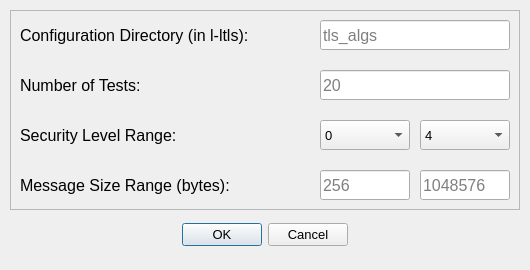
Old version of the form tools/ui/profile.ui in the repository CarrascoII/thesis-research.
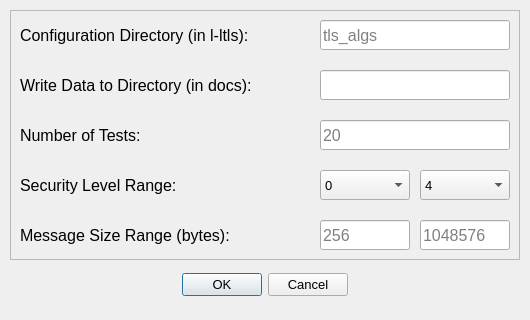
New version of the form.

The edit to the form file:
```diff
--- a/tools/ui/profile.ui
+++ b/tools/ui/profile.ui
@@ -7,7 +7,7 @@
     <x>0</x>
     <y>0</y>
     <width>530</width>
-    <height>270</height>
+    <height>320</height>
    </rect>
   </property>
   <property name="windowTitle">
@@ -17,7 +17,7 @@
    <property name="geometry">
     <rect>
      <x>115</x>
-     <y>210</y>
+     <y>260</y>
      <width>300</width>
      <height>50</height>
     </rect>
@@ -40,7 +40,7 @@
      <x>10</x>
      <y>10</y>
      <width>510</width>
-     <height>200</height>
+     <height>250</height>
     </rect>
    </property>
    <property name="font">
@@ -95,7 +95,7 @@
     <property name="geometry">
      <rect>
       <x>10</x>
-      <y>160</y>
+      <y>210</y>
       <width>260</width>
       <height>30</height>
      </rect>
@@ -113,7 +113,7 @@
     <property name="geometry">
      <rect>
       <x>310</x>
-      <y>160</y>
+      <y>210</y>
       <width>90</width>
       <height>30</height>
      </rect>
@@ -132,7 +132,7 @@
     <property name="geometry">
      <rect>
       <x>410</x>
-      <y>160</y>
+      <y>210</y>
       <width>90</width>
       <height>30</height>
      </rect>
@@ -151,7 +151,7 @@
     <property name="geometry">
      <rect>
       <x>10</x>
-      <y>110</y>
+      <y>160</y>
       <width>200</width>
       <height>30</height>
      </rect>
@@ -169,7 +169,7 @@
     <property name="geometry">
      <rect>
       <x>310</x>
-      <y>60</y>
+      <y>110</y>
       <width>190</width>
       <height>30</height>
      </rect>
@@ -188,7 +188,7 @@
     <property name="geometry">
      <rect>
       <x>10</x>
-      <y>60</y>
+      <y>110</y>
       <width>160</width>
       <height>30</height>
      </rect>
@@ -206,7 +206,7 @@
     <property name="geometry">
      <rect>
       <x>310</x>
-      <y>110</y>
+      <y>160</y>
       <width>90</width>
       <height>30</height>
      </rect>
@@ -255,7 +255,7 @@
     <property name="geometry">
      <rect>
       <x>410</x>
-      <y>110</y>
+      <y>160</y>
       <width>90</width>
       <height>30</height>
      </rect>
@@ -303,6 +303,43 @@
      </property>
     </item>
    </widget>
+   <widget class="QLabel" name="path">
+    <property name="geometry">
+     <rect>
+      <x>10</x>
+      <y>60</y>
+      <width>300</width>
+      <height>30</height>
+     </rect>
+    </property>
+    <property name="font">
+     <font>
+      <pointsize>12</pointsize>
+     </font>
+    </property>
+    <property name="text">
+     <string>Write Data to Directory (in docs):</string>
+    </property>
+   </widget>
+   <widget class="QLineEdit" name="linePath">
+    <property name="geometry">
+     <rect>
+      <x>310</x>
+      <y>60</y>
+      <width>190</width>
+      <height>30</height>
+     </rect>
+    </property>
+    <property name="text">
+     <string/>
+    </property>
+    <property name="placeholderText">
+     <string/>
+    </property>
+    <property name="clearButtonEnabled">
+     <bool>true</bool>
+    </property>
+   </widget>
   </widget>
  </widget>
  <tabstops>
```
Left out of the diff: 3 changed lines with no effect on the pictures.
